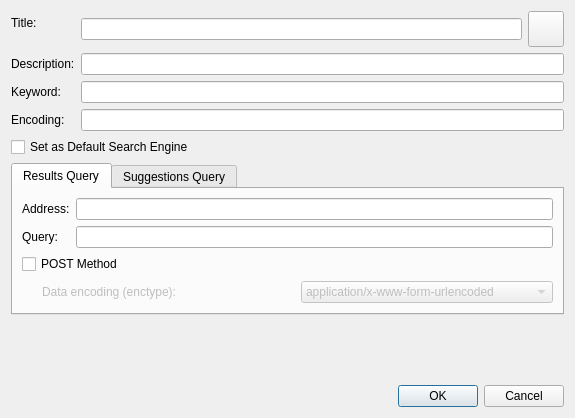
First picture: the form in src/ui/SearchEnginePropertiesDialog.ui, repository OtterBrowser/otter-browser, before the edit.
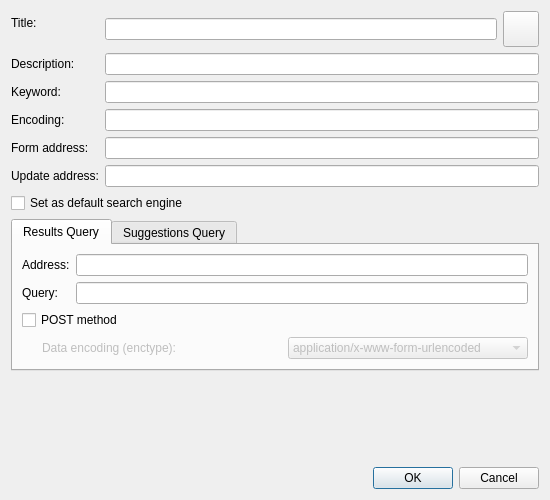
Second picture: the form after the edit. Icons and pictures are not drawn.

Commit message: Add remaining bits for full support for <moz:SearchForm>

The edit to the form file:
```diff
--- a/src/ui/SearchEnginePropertiesDialog.ui
+++ b/src/ui/SearchEnginePropertiesDialog.ui
@@ -6,8 +6,8 @@
    <rect>
     <x>0</x>
     <y>0</y>
-    <width>575</width>
-    <height>418</height>
+    <width>550</width>
+    <height>500</height>
    </rect>
   </property>
   <property name="windowTitle">
@@ -105,12 +105,38 @@
        </property>
       </widget>
      </item>
+     <item row="5" column="0">
+      <widget class="QLabel" name="formAddressLabel">
+       <property name="text">
+        <string>Form address:</string>
+       </property>
+       <property name="buddy">
+        <cstring>formAddressLineEdit</cstring>
+       </property>
+      </widget>
+     </item>
+     <item row="5" column="1">
+      <widget class="QLineEdit" name="formAddressLineEdit"/>
+     </item>
+     <item row="6" column="1">
+      <widget class="QLineEdit" name="updateAddressLineEdit"/>
+     </item>
+     <item row="6" column="0">
+      <widget class="QLabel" name="updateAddressLabel">
+       <property name="text">
+        <string>Update address:</string>
+       </property>
+       <property name="buddy">
+        <cstring>updateAddressLineEdit</cstring>
+       </property>
+      </widget>
+     </item>
     </layout>
    </item>
    <item>
     <widget class="QCheckBox" name="defaultSearchCheckBox">
      <property name="text">
-      <string>Set as Default Search Engine</string>
+      <string>Set as default search engine</string>
      </property>
     </widget>
    </item>
@@ -157,7 +183,7 @@
        <item>
         <widget class="QCheckBox" name="resultsPostMethodCheckBox">
          <property name="text">
-          <string>POST Method</string>
+          <string>POST method</string>
          </property>
         </widget>
        </item>
```
Left out of the diff: 36 changed lines with no effect on the pictures. The commit also changes 4 other files.
